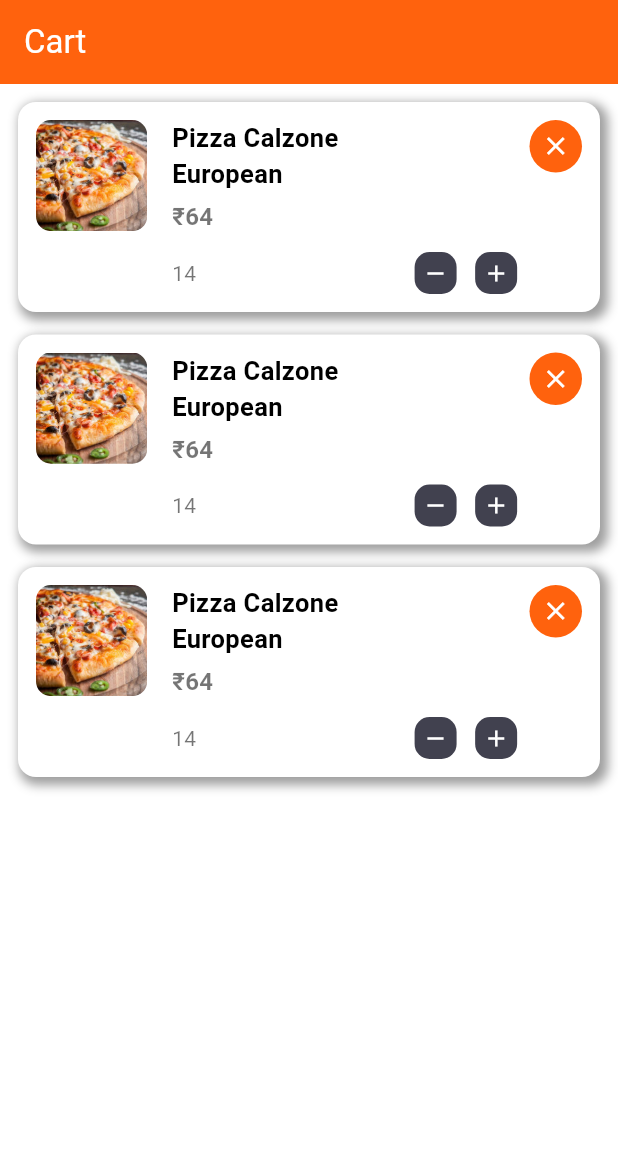
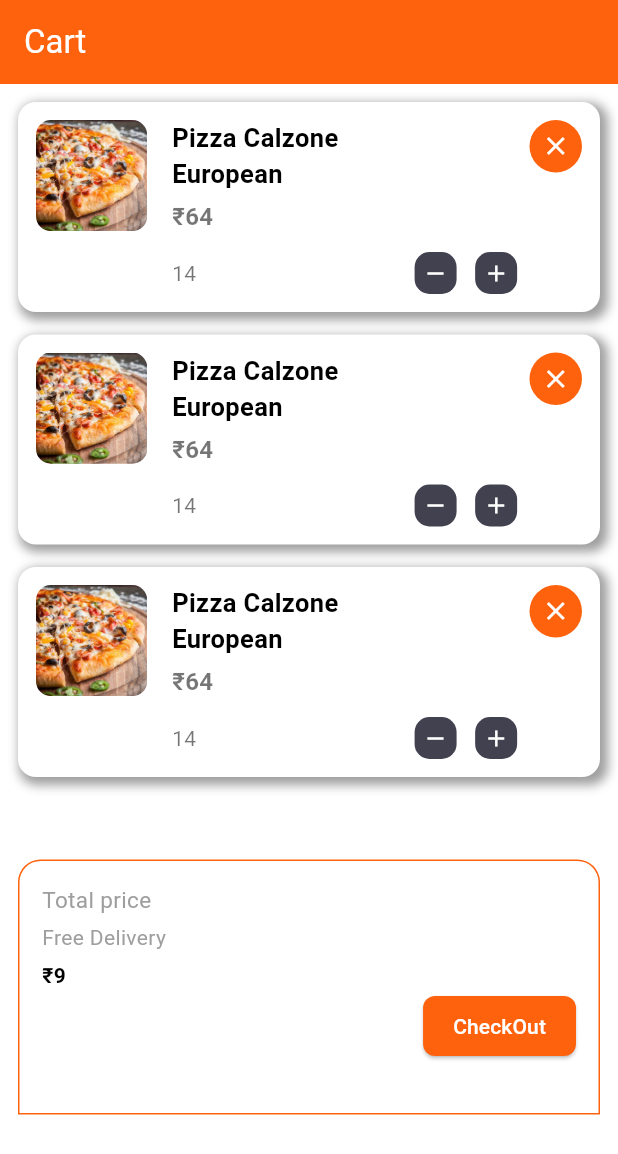
Before and after one commit to Purushottamji/zaykazone_project, a Flutter app: the CartScreen screen opened directly, on a phone screen of 412 x 824 dp. Shown: the top 1154 px of the screen. Run offline on Flutter 3.47's test engine with Material 3 defaults, Android fonts, the phone set to English and light mode, and no system bars; our stand-ins replace carousel_slider, flutter_rating_bar, flutter_screenutil, image_picker, shared_preferences, smooth_page_indicator; accounts and stored records are empty.

Commit message:
i changed in  this app

```diff
--- a/lib/view/screens/address/address_screen.dart
+++ b/lib/view/screens/address/address_screen.dart
@@ -45,7 +45,7 @@ class AddressScreen extends StatelessWidget {
               onPressed: () {
               },
               style: ElevatedButton.styleFrom(
-                backgroundColor: Colors.blue,
+                backgroundColor: Color(0xffFF620D),
                 padding: EdgeInsets.symmetric(vertical: h * 0.018),
                 shape: RoundedRectangleBorder(
                   borderRadius: BorderRadius.circular(10),
@@ -56,6 +56,7 @@ class AddressScreen extends StatelessWidget {
                 style: TextStyle(
                   fontSize: w * 0.045,
                   fontWeight: FontWeight.bold,
+                  color: Colors.white
                 ),
               ),
             ),
@@ -82,7 +83,6 @@ class AddressTile extends StatelessWidget {
   @override
   Widget build(BuildContext context) {
     final w = MediaQuery.of(context).size.width;
-
     return Container(
       padding: const EdgeInsets.all(16),
       margin: const EdgeInsets.only(bottom: 15),
@@ -90,13 +90,6 @@ class AddressTile extends StatelessWidget {
         color: Colors.white,
         borderRadius: BorderRadius.circular(12),
         border: Border.all(color: Colors.grey.shade300),
-        boxShadow: [
-          BoxShadow(
-            color: Colors.grey.shade300,
-            blurRadius: 6,
-            offset: const Offset(0, 2),
-          ),
-        ],
       ),
 
       child: Row(
--- a/lib/view/screens/cart/cart_screen.dart
+++ b/lib/view/screens/cart/cart_screen.dart
@@ -119,7 +119,79 @@ class _CartScreenState extends State<CartScreen> {
             },
           ),
 
-        ],
+      Padding(
+        padding: const EdgeInsets.only(top: 40),
+        child: Container(
+          height: 170,
+          width: 300,
+          padding:  EdgeInsets.all(15),
+          decoration: BoxDecoration(
+            color: Colors.white,
+            borderRadius: const BorderRadius.only(
+              topLeft: Radius.circular(15),
+              topRight: Radius.circular(15),
+            ),
+            border: Border.all(
+              color: Color(0xffFF620D),
+              width: 1,
+            ),
+          ),
+
+          child: Column(
+            crossAxisAlignment: CrossAxisAlignment.start,
+            children: [
+              Text(
+                "Total price",
+                style: TextStyle(
+                  fontSize: 15,
+                  color: Colors.grey,
+                ),
+              ),
+
+              SizedBox(height: 5),
+              Text(
+                "Free Delivery",
+                style: TextStyle(
+                  fontSize: 14,
+                  color: Colors.grey,
+                ),
+              ),
+
+              SizedBox(height: 5),
+              Text(
+                "₹9",
+                style: TextStyle(
+                  fontSize: 14,
+                  color: Colors.black,
+                  fontWeight: FontWeight.bold
+                ),
+              ),
+
+              Row(
+                mainAxisAlignment: MainAxisAlignment.end,
+
+                children: [
+                  ElevatedButton(
+                    onPressed: () {},
+                    style: ElevatedButton.styleFrom(
+                      backgroundColor: Color(0xffFF620D),
+                      padding: EdgeInsets.symmetric(horizontal: 20, vertical: 10),
+                      shape: RoundedRectangleBorder(
+                        borderRadius: BorderRadius.circular(8),
+                      ),
+                    ),
+                    child: Text(
+                      "CheckOut",
+                      style: TextStyle(color: Colors.white),
+                    ),
+                  ),
+                ],
+              ),
+            ],
+          ),
+        ),
+      )
+      ],
       ),
     );
   }
--- a/lib/view/screens/profile/add_review_screen.dart
+++ b/lib/view/screens/profile/add_review_screen.dart
@@ -21,7 +21,6 @@ class _AddReviewScreenState extends State<AddReviewScreen> {
         body: Column(
           children: [
             SizedBox(height: 20.h),
-
             Padding(
               padding: EdgeInsets.symmetric(horizontal: 20.w),
               child: Row(
@@ -42,9 +41,9 @@ class _AddReviewScreenState extends State<AddReviewScreen> {
                 ],
               ),
             ),
-
             SizedBox(height: 20.h),
 
+            // *** FIX: Use SingleChildScrollView ***
             Expanded(
               child: Container(
                 width: double.infinity,
@@ -55,14 +54,13 @@ class _AddReviewScreenState extends State<AddReviewScreen> {
                     topRight: Radius.circular(20.r),
                   ),
                 ),
-                child: Padding(
+                child: SingleChildScrollView(
                   padding: EdgeInsets.all(20.w),
                   child: Form(
                     key: formKey,
                     child: Column(
                       crossAxisAlignment: CrossAxisAlignment.start,
                       children: [
-
                         Text(
                           "Rate your experience",
                           style: TextStyle(
@@ -71,9 +69,7 @@ class _AddReviewScreenState extends State<AddReviewScreen> {
                           ),
                         ),
                         SizedBox(height: 15.h),
-
                         Row(
-                          mainAxisAlignment: MainAxisAlignment.start,
                           children: List.generate(
                             5,
                                 (index) {
@@ -87,7 +83,9 @@ class _AddReviewScreenState extends State<AddReviewScreen> {
                                 child: Icon(
                                   Icons.star,
                                   size: 32.sp,
-                                  color: pos <= rating ? Color(0xffFF620D) : Colors.grey.shade300,
+                                  color: pos <= rating
+                                      ? Color(0xffFF620D)
+                                      : Colors.grey.shade300,
                                 ),
                               );
                             },
@@ -95,7 +93,6 @@ class _AddReviewScreenState extends State<AddReviewScreen> {
                         ),
 
                         SizedBox(height: 30.h),
-
                         Text(
                           "Write your review",
                           style: TextStyle(
@@ -104,7 +101,6 @@ class _AddReviewScreenState extends State<AddReviewScreen> {
                           ),
                         ),
                         SizedBox(height: 10.h),
-
                         TextFormField(
                           controller: commentController,
                           maxLines: 5,
@@ -123,13 +119,14 @@ class _AddReviewScreenState extends State<AddReviewScreen> {
                         ),
 
                         SizedBox(height: 30.h),
-
                         Center(
                           child: ElevatedButton(
                             style: ElevatedButton.styleFrom(
                               backgroundColor: Color(0xffFF620D),
                               padding: EdgeInsets.symmetric(
-                                  horizontal: 100.w, vertical: 14.h),
+                                horizontal: 100.w,
+                                vertical: 14.h,
+                              ),
                               shape: RoundedRectangleBorder(
                                 borderRadius: BorderRadius.circular(12.r),
                               ),
```
Also changed, not shown: pubspec.yaml (+6 -4 lines), pubspec.lock, 2 other files.
